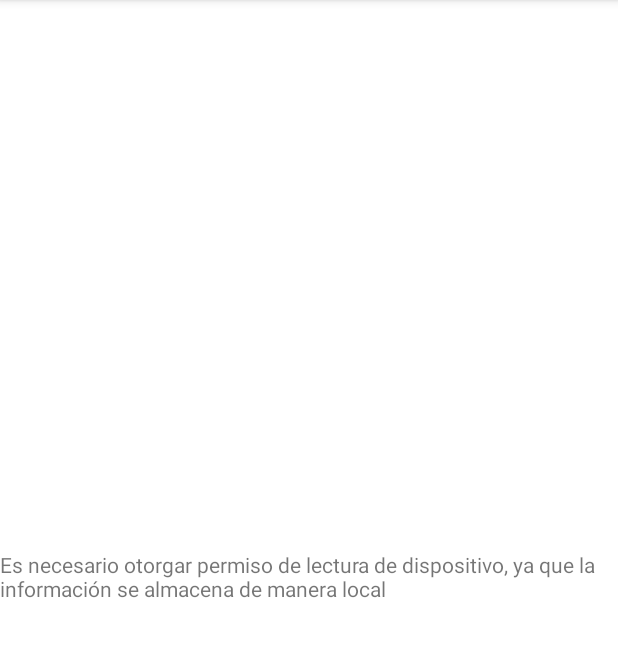
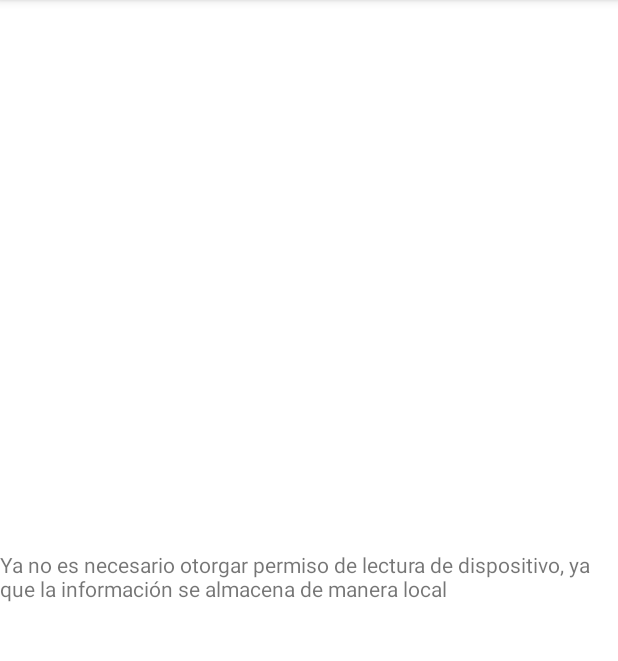
Before and after one commit to Arod1327/androidcard, an Android app: the screen it shows after launch (SplashActivity), on a phone screen of 412 x 824 dp, the part 84-745 px from its top. Run offline under Robolectric (Android 15) with nearby library versions, the phone set to English and light mode, and no system bars.

```diff
--- a/app/src/main/java/com/example/mycards/Activites/CardActivity.java
+++ b/app/src/main/java/com/example/mycards/Activites/CardActivity.java
@@ -11,5 +11,6 @@ public class CardActivity extends AppCompatActivity {
     protected void onCreate(Bundle savedInstanceState) {
         super.onCreate(savedInstanceState);
         setContentView(R.layout.activity_card);
+        //nada
     }
 }
--- a/app/src/main/java/com/example/mycards/Activites/EmptyActivity.java
+++ b/app/src/main/java/com/example/mycards/Activites/EmptyActivity.java
@@ -11,5 +11,6 @@ public class EmptyActivity extends AppCompatActivity {
     protected void onCreate(Bundle savedInstanceState) {
         super.onCreate(savedInstanceState);
         setContentView(R.layout.activity_empty);
+        //nada
     }
 }
--- a/app/src/main/java/com/example/mycards/Activites/MainActivity.java
+++ b/app/src/main/java/com/example/mycards/Activites/MainActivity.java
@@ -13,5 +13,6 @@ public class MainActivity extends AppCompatActivity {
     protected void onCreate(Bundle savedInstanceState) {
         super.onCreate(savedInstanceState);
         setContentView(R.layout.activity_main);
+        //nada
     }
 }
--- a/app/src/main/java/com/example/mycards/App/MyApp.java
+++ b/app/src/main/java/com/example/mycards/App/MyApp.java
@@ -8,5 +8,6 @@ public class MyApp extends Application {
     public void onCreate() {
         super.onCreate();
         SystemClock.sleep(30000);
+        //nada
     }
 }
--- a/app/src/main/java/com/example/mycards/Splash/SplashActivity.java
+++ b/app/src/main/java/com/example/mycards/Splash/SplashActivity.java
@@ -24,6 +24,7 @@ public class SplashActivity extends AppCompatActivity {
         super.onCreate(savedInstanceState);
         setContentView(R.layout.activity_main);
 
+        //nada
         if (Build.VERSION.SDK_INT >= Build.VERSION_CODES.M) {
             Toast.makeText(this,"es marshmallow",Toast.LENGTH_LONG).show();
         }
--- a/app/src/main/java/com/example/mycards/Utils/Util.java
+++ b/app/src/main/java/com/example/mycards/Utils/Util.java
@@ -11,4 +11,5 @@ public class Util {
     public static String getUKeyPrefs(SharedPreferences preferences){
         return preferences.getString("keypass","");
     }
+    //nada
 }
--- a/app/src/main/res/layout/activity_card.xml
+++ b/app/src/main/res/layout/activity_card.xml
@@ -2,5 +2,8 @@
 <androidx.constraintlayout.widget.ConstraintLayout
     xmlns:android="http://schemas.android.com/apk/res/android" android:layout_width="match_parent"
     android:layout_height="match_parent">
-
+    <TextView
+        android:layout_width="match_parent"
+        android:layout_height="match_parent"
+        android:text="ccccccdddddcc" />
 </androidx.constraintlayout.widget.ConstraintLayout>
--- a/app/src/main/res/layout/activity_empty.xml
+++ b/app/src/main/res/layout/activity_empty.xml
@@ -2,5 +2,8 @@
 <androidx.constraintlayout.widget.ConstraintLayout
     xmlns:android="http://schemas.android.com/apk/res/android" android:layout_width="match_parent"
     android:layout_height="match_parent">
-
+    <TextView
+        android:layout_width="match_parent"
+        android:layout_height="match_parent"
+        android:text="cccc" />
 </androidx.constraintlayout.widget.ConstraintLayout>
--- a/app/src/main/res/layout/activity_main.xml
+++ b/app/src/main/res/layout/activity_main.xml
@@ -9,7 +9,7 @@
     <TextView
         android:layout_width="wrap_content"
         android:layout_height="wrap_content"
-        android:text="@string/aviso_aplicacion"
+        android:text="@string/aviso_aplicacion2"
         app:layout_constraintBottom_toBottomOf="parent"
         app:layout_constraintEnd_toEndOf="parent"
         app:layout_constraintLeft_toLeftOf="parent"
--- a/app/src/main/res/values/strings.xml
+++ b/app/src/main/res/values/strings.xml
@@ -1,4 +1,5 @@
 <resources>
     <string name="app_name">Mis Tarjetas</string>
     <string name="aviso_aplicacion">Es necesario otorgar permiso de lectura de dispositivo, ya que la información se almacena de manera local</string>
+    <string name="aviso_aplicacion2">Ya no es necesario otorgar permiso de lectura de dispositivo, ya que la información se almacena de manera local</string>
 </resources>
```
